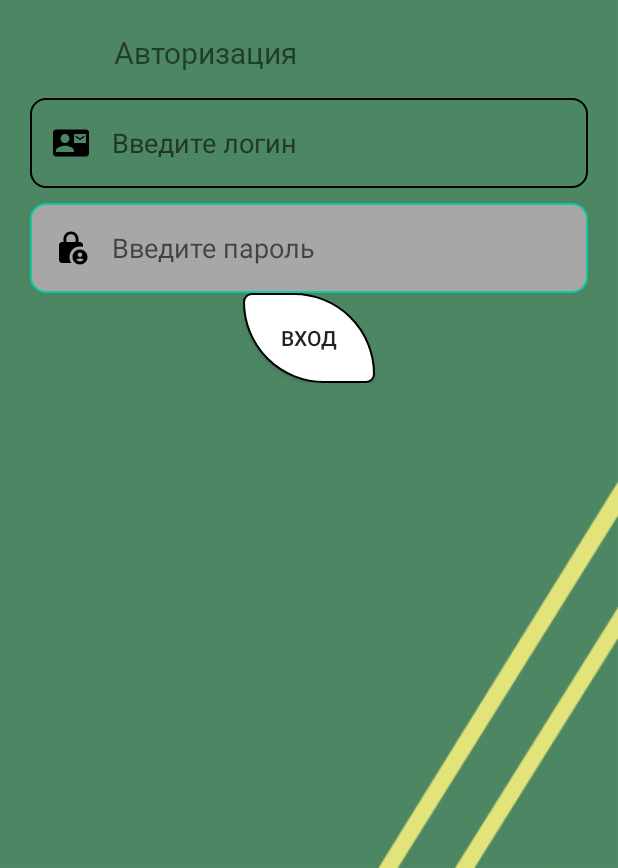
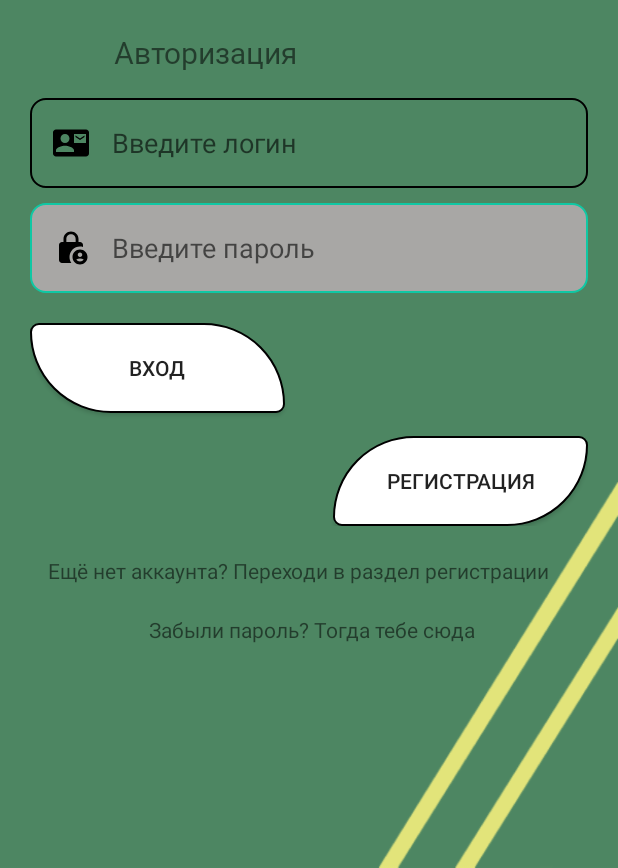
Before and after one commit to HeapGeap/PMD_KURSOVAYA, an Android app: the screen it shows after launch (MainActivity), on a phone screen of 412 x 824 dp, the part 368-1236 px from its top. Run offline under Robolectric (Android 15) with nearby library versions, the phone set to English and light mode, and no system bars; Roboto replaces fonts that are not available here.

Commit message:
passfield + authButton

```diff
--- a/app/src/main/AndroidManifest.xml
+++ b/app/src/main/AndroidManifest.xml
@@ -12,7 +12,7 @@
         android:theme="@style/Theme.MedicineCenter"
         tools:targetApi="31">
         <activity
-            android:name=".LoginActivity"
+            android:name=".Registration"
             android:exported="false" />
         <activity
             android:name=".MainActivity"
--- a/app/src/main/java/com/example/medicinecenter/mainFrame/LoginActivity.java
+++ b/app/src/main/java/com/example/medicinecenter/Registration.java
@@ -1,4 +1,4 @@
-package com.example.medicinecenter.mainFrame;
+package com.example.medicinecenter;
 
 import androidx.appcompat.app.AppCompatActivity;
 
@@ -6,11 +6,11 @@ import android.os.Bundle;
 
 import com.example.medicinecenter.R;
 
-public class LoginActivity extends AppCompatActivity {
+public class Registration extends AppCompatActivity {
 
     @Override
     protected void onCreate(Bundle savedInstanceState) {
         super.onCreate(savedInstanceState);
-        setContentView(R.layout.activity_login);
+        setContentView(R.layout.activity_registration);
     }
 }
--- /dev/null
+++ b/app/src/main/res/drawable/registration_button_cust.xml
@@ -0,0 +1,14 @@
+<?xml version="1.0" encoding="utf-8"?>
+<selector xmlns:android="http://schemas.android.com/apk/res/android">
+    <item>
+        <shape android:shape="rectangle">
+            <solid android:color="#FFF"/>
+            <corners android:topLeftRadius="500sp"
+                android:bottomRightRadius="500sp"
+                android:bottomLeftRadius="50sp"
+                android:topRightRadius="50sp"/>
+
+            <stroke android:width="1.5dp"/>
+        </shape>
+    </item>
+</selector>
--- a/app/src/main/res/layout/activity_login.xml
+++ b/app/src/main/res/layout/activity_login.xml
@@ -8,8 +8,7 @@
     android:orientation="vertical"
     android:background="@drawable/backimage"
     android:padding ="20dp"
-
-    tools:context=".mainFrame.LoginActivity">
+    >
 
     <ImageView
         android:id="@+id/logoImage"
@@ -17,7 +16,8 @@
         android:layout_height="210dp"
         android:layout_marginHorizontal="80dp"
         android:layout_marginVertical="15dp"
-        android:src="@drawable/logoimage"/>
+        android:src="@drawable/logoimage"
+        />
 
     <TextView
         android:layout_width="wrap_content"
@@ -41,6 +41,7 @@
         >
 
         <EditText
+            android:id="@+id/name_field"
             android:layout_width="match_parent"
             android:layout_height="60sp"
             android:layout_marginTop="10sp"
@@ -53,6 +54,7 @@
             android:paddingEnd="17sp" />
 
         <EditText
+            android:id="@+id/pass_field"
             android:layout_width="match_parent"
             android:layout_height="60sp"
             android:layout_marginTop="10sp"
@@ -63,16 +65,50 @@
             android:inputType="textPassword"
             android:paddingStart="15sp"
             android:paddingEnd="17sp" />
+
         <Button
-            android:layout_width="wrap_content"
+            android:id="@+id/auth_button"
+            android:layout_width="170sp"
             android:layout_height="60sp"
             android:text="Вход"
             android:background="@drawable/auth_button_cust"
-            android:layout_gravity="center"
+            android:layout_marginTop="20sp"
+
+            />
+
+
+
+        <Button
+            android:id="@+id/reg"
+            android:layout_width="170sp"
+            android:layout_height="60sp"
+            android:text="Регистрация"
+            android:background="@drawable/registration_button_cust"
+            android:layout_gravity="right"
+            android:layout_marginTop="15sp"
+            android:onClick="reg_click"
             />
 
     </LinearLayout>
 
+    <TextView
+        android:layout_width="wrap_content"
+        android:layout_height="wrap_content"
+        android:layout_marginLeft="5sp"
+        android:gravity="center"
+        android:layout_marginTop="20sp"
+        android:text="  Ещё нет аккаунта? Переходи в раздел регистрации"/>
+
+    <TextView
+        android:layout_width="match_parent"
+        android:layout_height="wrap_content"
+        android:gravity="center"
+        android:layout_marginTop="20sp"
+        android:text="  Забыли пароль? Тогда тебе сюда "/>
+
+
+
+
 
 
 </LinearLayout>
--- /dev/null
+++ b/app/src/main/res/layout/activity_registration.xml
@@ -0,0 +1,9 @@
+<?xml version="1.0" encoding="utf-8"?>
+<androidx.constraintlayout.widget.ConstraintLayout xmlns:android="http://schemas.android.com/apk/res/android"
+    xmlns:app="http://schemas.android.com/apk/res-auto"
+    xmlns:tools="http://schemas.android.com/tools"
+    android:layout_width="match_parent"
+    android:layout_height="match_parent"
+    tools:context=".Registration">
+
+</androidx.constraintlayout.widget.ConstraintLayout>
--- a/app/src/main/res/values-night/themes.xml
+++ b/app/src/main/res/values-night/themes.xml
@@ -1,6 +1,6 @@
 <resources xmlns:tools="http://schemas.android.com/tools">
     <!-- Base application theme. -->
-    <style name="Theme.MedicineCenter" parent="Theme.AppCompat.Light.NoActionBar">
+    <style name="Theme.MedicineCenter" parent="Theme.MaterialComponents.DayNight.DarkActionBar">
         <!-- Primary brand color. -->
         <item name="colorPrimary">@color/purple_200</item>
         <item name="colorPrimaryVariant">@color/purple_700</item>
```
